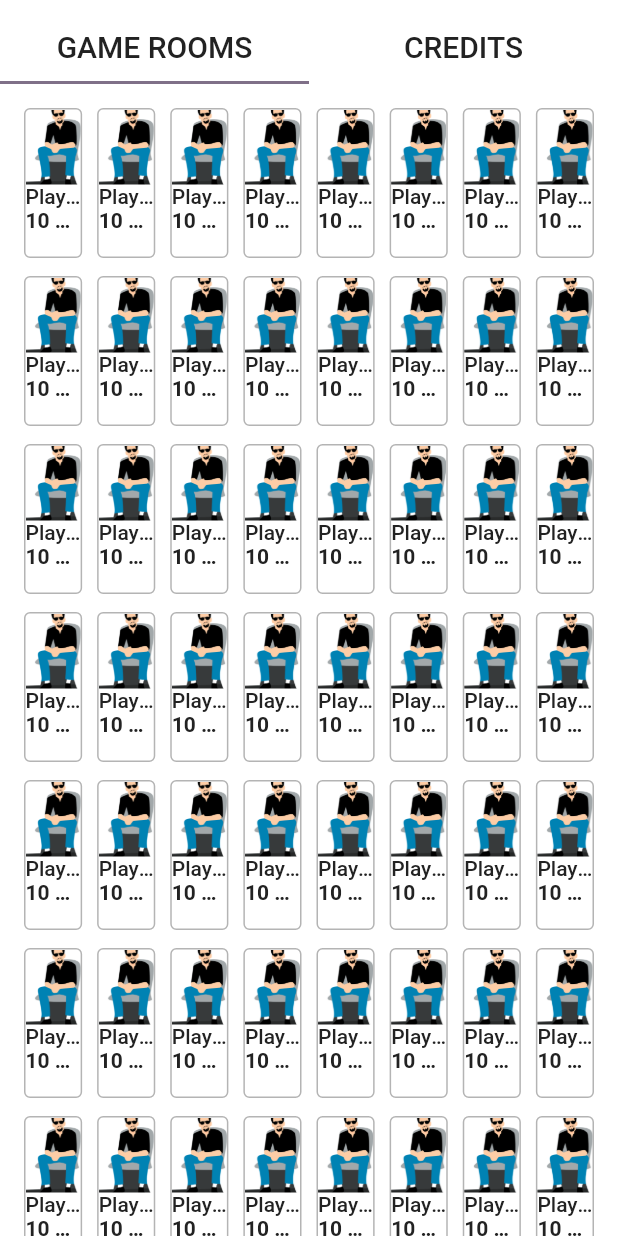
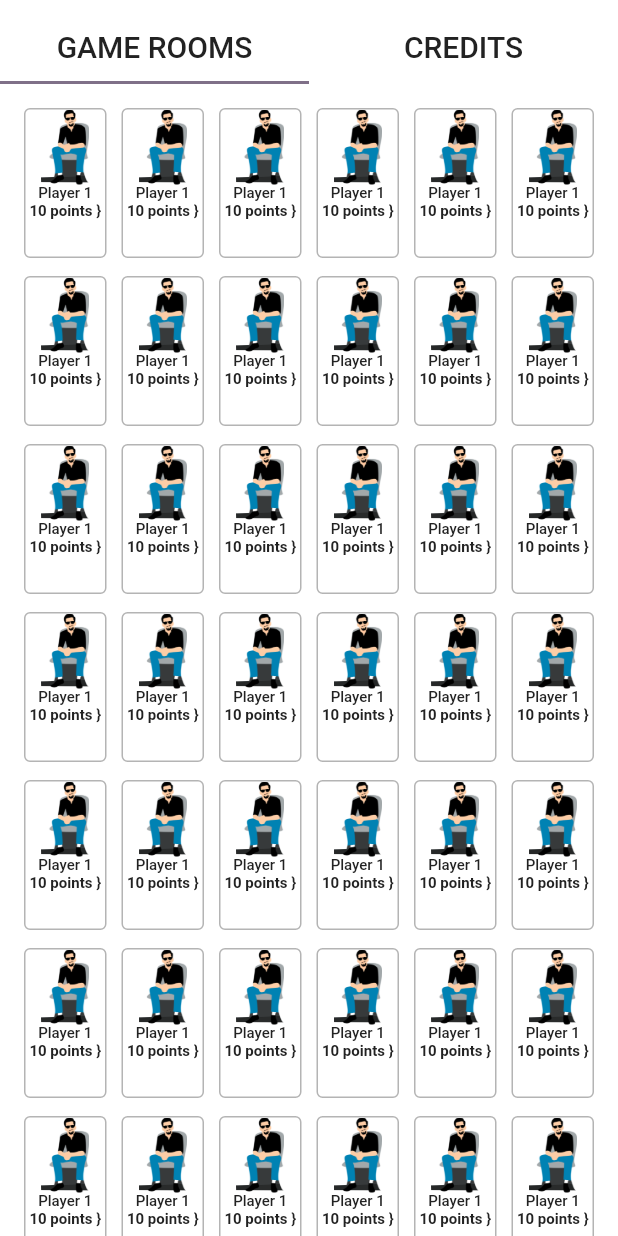
Before and after one commit to GreejithVC/Nerd, a Flutter app: the screen it shows after launch, on a phone screen of 412 x 824 dp. Run offline on Flutter 3.47's test engine with Material 2 defaults, Android fonts, the light colour scheme and no system bars; drawn by our look-alikes of modal_progress_hud_nsn.

Commit message:
added game room

```diff
--- a/Nerd App/lib/Item_Gamer.dart
+++ b/Nerd App/lib/Item_Gamer.dart
@@ -36,20 +36,20 @@ class ItemGamer extends StatelessWidget {
       child: Image.asset(
         // _homeController?.homePageSliderList?[itemIndex].sliderImage ?? "",
         Drawables.avatarSitting,
-        fit: BoxFit.cover,
+        fit: BoxFit.contain,
       ),
     );
   }
 
 
   Widget _titleView() {
-    return AppText.normal_14( "Player 1" ,
+    return AppText.normal_10( "Player 1" ,
         fontWeight: FontWeight.w500);
   }
 
 
   Widget _priceView() {
-    return AppText.normal_14("10 points ""}", fontWeight: FontWeight.w700);
+    return AppText.normal_10("10 points ""}", fontWeight: FontWeight.w700);
   }
 
 }
--- a/Nerd App/lib/game_rooms.dart
+++ b/Nerd App/lib/game_rooms.dart
@@ -23,7 +23,7 @@ class GameRooms extends StatelessWidget {
       shrinkWrap: true,
       physics: NeverScrollableScrollPhysics(),
       padding: EdgeInsets.all(16),
-      crossAxisCount: 8,
+      crossAxisCount: 6,
       // itemCount: _homeController?.comboList?.length ?? 0,
       itemCount: 100,
       itemBuilder: (BuildContext context, int index) {
--- a/Nerd App/lib/utils/app_text.dart
+++ b/Nerd App/lib/utils/app_text.dart
@@ -3,7 +3,7 @@ import 'app_text_style.dart';
 
 class AppText {
 
-  static Widget normal_14(String? text,
+  static Widget normal_10(String? text,
       {Color? color, String? fontFamily, FontWeight? fontWeight}) {
     return Text(
       text ?? "",
--- a/Nerd App/lib/utils/app_text_style.dart
+++ b/Nerd App/lib/utils/app_text_style.dart
@@ -6,7 +6,7 @@ class AppTextStyle {
       {Color? color, String? fontFamily, FontWeight? fontWeight}) {
     return TextStyle(
       color: color ?? AppColors.textDarkBlackColor,
-      fontSize: 14,
+      fontSize: 10,
       fontWeight: fontWeight ?? FontWeight.normal,
     );
   }
```
